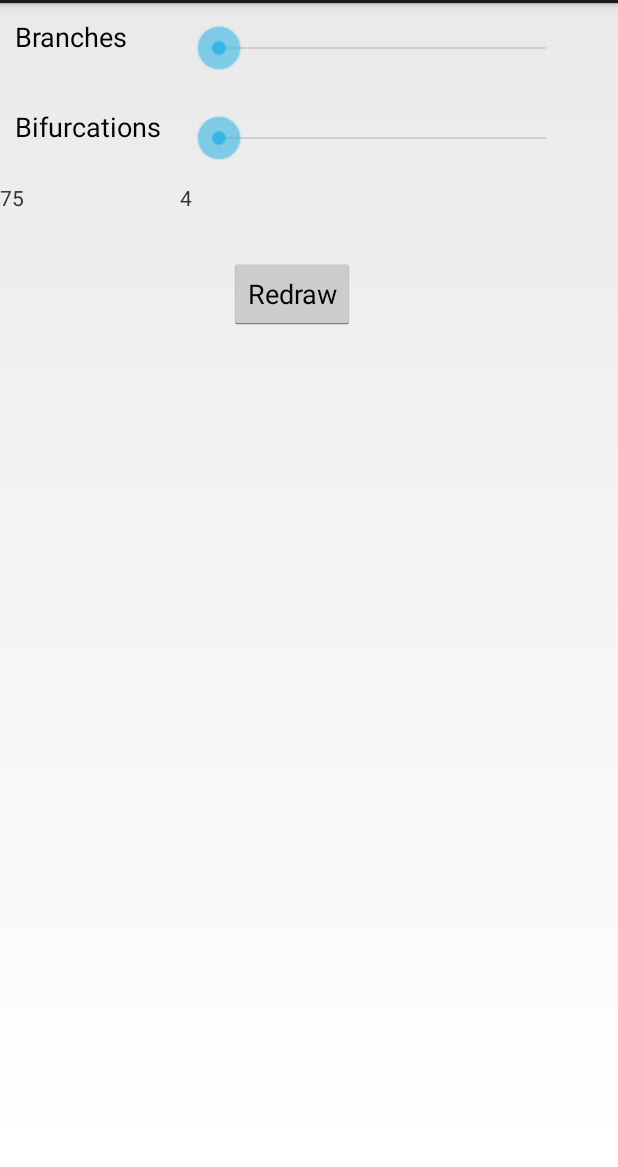
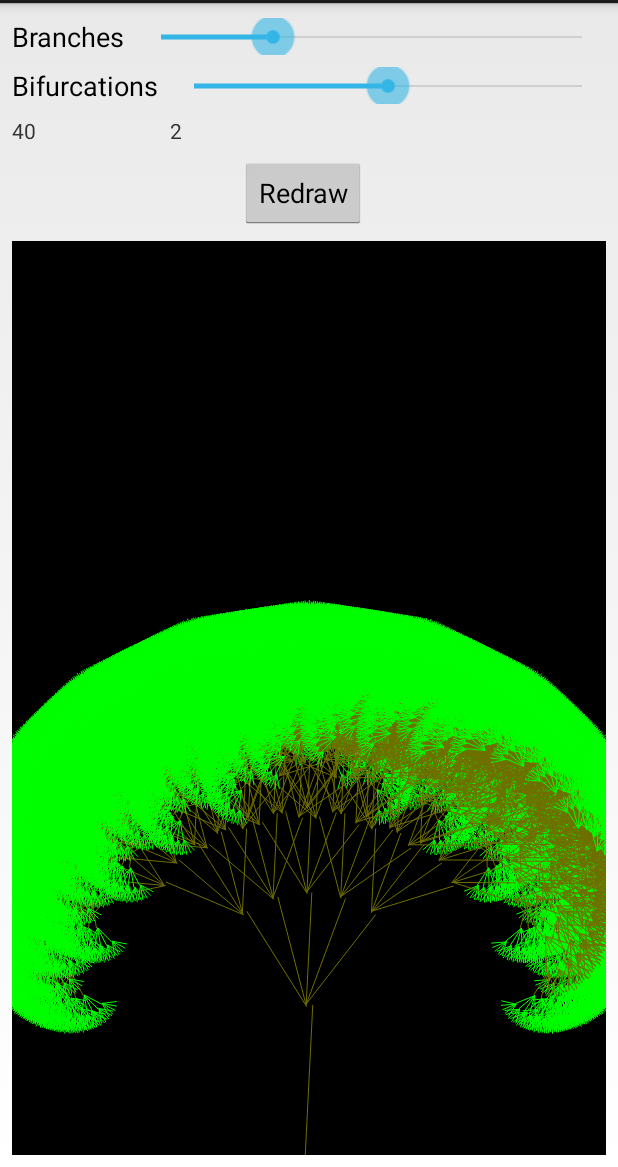
Before and after one commit to bwhitecr/algo_tree, an Android app: the screen it shows after launch (FractalTreeActivity), on a phone screen of 412 x 824 dp, the part 69-1236 px from its top. Run offline under Robolectric (Android 15) with nearby library versions, the phone set to English and light mode, and no system bars; our stand-ins replace data binding; 6 statements that could not run were skipped.

Commit message:
Now using constraint layout. Fixed view FractalTreeView so the view can be manipulated in the designer.

```diff
--- a/app/src/main/java/com/bwhitecr/fractal/tree/FractalTree.java
+++ b/app/src/main/java/com/bwhitecr/fractal/tree/FractalTree.java
@@ -4,16 +4,15 @@ import android.graphics.Canvas;
 import android.graphics.Color;
 import android.graphics.Paint;
 
-public class FractalTree {
+class FractalTree {
 
 	private Canvas mCanvas;
 	private float mAngle = 35f;
 	private float mBranchScale = 0.75f;
+	private float mMinBranches = 10;
+	private final Paint mPaint;
 	private float mBranches = 75;
-	private float mMinBranches = 10;
-	private Paint mPaint;
-	private int mBifurcations = 2;
-
+	private int mBifurcations = 4;
 
 	public FractalTree() {
 		mPaint = new Paint();
@@ -25,11 +24,9 @@ public class FractalTree {
 			mCanvas.rotate(mAngle * direction);
 			if (branch < 11)
 				mPaint.setColor(Color.GREEN);
-			else if (branch < 11)
-				mPaint.setColor(Color.DKGRAY);
 			else
 				mPaint.setColor(0xFF6F6F00);
-			mCanvas.drawRect(-branch/20f, 0, branch/20f, -branch*2, mPaint);
+			mCanvas.drawLine(-branch/20f, 0, branch/20f, -branch*2, mPaint);
 			if (branch > mMinBranches) {
 				mCanvas.translate(0, -branch*2);
 
@@ -48,6 +45,7 @@ public class FractalTree {
 	}
 
 	public void drawFractalTree(Canvas canvas) {
+		canvas.drawARGB(255, 0, 0, 0);
 		mCanvas = canvas;
 		mCanvas.translate(mCanvas.getWidth() / 2, mCanvas.getHeight());
 		drawBranch(mBranches, 0);
@@ -74,7 +72,7 @@ public class FractalTree {
 	}
 
 	public void setBranchCount(float value) {
-		mBranches = value;
+		this.mBranches = value;
 	}
 
 	public float getMinBranchCount() {
@@ -92,4 +90,9 @@ public class FractalTree {
 	public void setBifurcations(int value) {
 		mBifurcations = value;
 	}
+
+	public void setTreeProperties(TreeProperties treeProperties) {
+		mBranches = treeProperties.getBranches();
+		mBifurcations = treeProperties.getBifurcations();
+	}
 }
--- a/app/src/main/java/com/bwhitecr/fractal/tree/FractalTreeActivity.java
+++ b/app/src/main/java/com/bwhitecr/fractal/tree/FractalTreeActivity.java
@@ -1,5 +1,6 @@
 package com.bwhitecr.fractal.tree;
 
+import android.databinding.DataBindingUtil;
 import android.os.Bundle;
 import android.app.Activity;
 import android.view.Menu;
@@ -7,17 +8,21 @@ import android.widget.Button;
 import android.view.View;
 import android.widget.SeekBar;
 
+import com.bwhitecr.fractal.tree.databinding.MainActivityBinding;
+
 public class FractalTreeActivity extends Activity {
-	FractalTreeView treeView;
+	private FractalTreeView treeView;
+    private final TreeProperties treeProperties = new TreeProperties(40, 2);
 
     @Override
     public void onCreate(Bundle savedInstanceState) {
         super.onCreate(savedInstanceState);
-        setContentView(R.layout.activity_fractal_tree);
+
+        MainActivityBinding binding = DataBindingUtil.setContentView(this, R.layout.main_activity);
+        binding.setTreeProperties(treeProperties);
+        binding.setHandlers(this);
 
         treeView = (FractalTreeView)findViewById(R.id.fractalTreeView1);
-        final SeekBar branchesSeekBar = (SeekBar)findViewById(R.id.seekBar1);
-        final SeekBar bifurcationsSeekBar = (SeekBar)findViewById(R.id.seekBar2);
 
 
         Button button = (Button)findViewById(R.id.buttonRedraw);
@@ -25,7 +30,7 @@ public class FractalTreeActivity extends Activity {
         button.setOnClickListener(new View.OnClickListener() {
             @Override
             public void onClick(View v) {
-                treeView.setProperties(branchesSeekBar.getProgress(), bifurcationsSeekBar.getProgress());
+                treeView.setProperties(treeProperties);
             }
         });
     }
@@ -35,4 +40,16 @@ public class FractalTreeActivity extends Activity {
         getMenuInflater().inflate(R.menu.activity_fractal_tree, menu);
         return true;
     }
+
+    public void onClickRedraw(View v) {
+        treeView.setProperties(treeProperties);
+    }
+
+    public void onChangeBifurcations(SeekBar seekBar, int progressValue, boolean fromUser) {
+        treeProperties.setBifurcations(progressValue);
+    }
+
+    public void onChangeBranches(SeekBar seekBar, int progressValue, boolean fromUser) {
+        treeProperties.setBranches(progressValue);
+    }
 }
--- a/app/src/main/java/com/bwhitecr/fractal/tree/FractalTreeView.java
+++ b/app/src/main/java/com/bwhitecr/fractal/tree/FractalTreeView.java
@@ -3,17 +3,15 @@ package com.bwhitecr.fractal.tree;
 import android.content.Context;
 import android.graphics.Bitmap;
 import android.graphics.Canvas;
+import android.graphics.drawable.Drawable;
 import android.graphics.drawable.BitmapDrawable;
-import android.graphics.drawable.Drawable;
-import android.graphics.drawable.ShapeDrawable;
-import android.graphics.drawable.shapes.OvalShape;
 import android.util.AttributeSet;
 import android.view.View;
 import android.widget.ImageView;
 
 public class FractalTreeView extends ImageView {
 
-	private FractalTree tree = new FractalTree();
+	private final FractalTree tree = new FractalTree();
     private Bitmap mBitmap;
 
 	public FractalTreeView(Context context) {
@@ -30,20 +28,23 @@ public class FractalTreeView extends ImageView {
 	}
 
     @Override
-    public Drawable getDrawable() {
-        Bitmap b = getBitmap();
-        return new BitmapDrawable(b);
+    public void draw(Canvas canvas) {
+        super.draw(canvas);
+        if (!isInEditMode()) {
+            Bitmap b = getBitmap(canvas.getHeight(), canvas.getWidth());
+            canvas.drawBitmap(b, 0, 0, null);
+        }
     }
 
-	public void setProperties(float branches, float bifurcations) {
-		tree.setBranchCount(branches);
+	public void setProperties(TreeProperties treeProperties) {
+		tree.setTreeProperties(treeProperties);
         mBitmap = null;
 		this.invalidate();
 	}
 
-    private Bitmap getBitmap() {
+    private Bitmap getBitmap(int height, int width) {
         if (mBitmap == null) {
-            mBitmap = Bitmap.createBitmap(100, 100, Bitmap.Config.ARGB_8888);
+            mBitmap = Bitmap.createBitmap(width, height, Bitmap.Config.ARGB_8888);
             Canvas c = new Canvas(mBitmap);
             tree.drawFractalTree(c);
         }
--- /dev/null
+++ b/app/src/main/java/com/bwhitecr/fractal/tree/TreeProperties.java
@@ -0,0 +1,41 @@
+package com.bwhitecr.fractal.tree;
+
+import android.databinding.Bindable;
+import android.databinding.BaseObservable;
+
+import com.bwhitecr.fractal.tree.BR;
+
+/**
+ * Copyright
+ * <p/>
+ * Created by bradwhitecross on 25/04/2016.
+ */
+public class TreeProperties extends BaseObservable {
+    private int branches;
+    private int bifurcations;
+
+    public TreeProperties(int branches, int bifurcations) {
+        this.branches = branches;
+        this.bifurcations = bifurcations;
+    }
+
+    @Bindable
+    public int getBranches(){
+        return branches;
+    }
+
+    public void setBranches(int value) {
+        branches = value;
+        notifyPropertyChanged(BR.branches);
+    }
+
+    @Bindable
+    public int getBifurcations() {
+        return bifurcations;
+    }
+
+    public void setBifurcations(int value) {
+        bifurcations = value;
+        notifyPropertyChanged(BR.bifurcations);
+    }
+}
--- a/app/src/main/res/layout/activity_fractal_tree.xml
+++ /dev/null
@@ -1,93 +0,0 @@
-<GridLayout xmlns:android="http://schemas.android.com/apk/res/android"
-    xmlns:tools="http://schemas.android.com/tools"
-    android:layout_width="wrap_content"
-    android:layout_height="match_parent"
-    android:columnCount="2"
-    android:rowCount="5">
-
-    <TextView
-        android:id="@+id/textView1"
-        android:layout_width="100dp"
-        android:layout_height="40dp"
-        android:layout_gravity="left"
-        android:text="@string/text_branches"
-        android:textAppearance="?android:attr/textAppearanceMedium"
-        android:layout_row="0"
-        android:layout_column="0"
-        android:layout_margin="@dimen/default_margin" />
-
-    <SeekBar
-        android:id="@+id/seekBar1"
-        android:layout_width="250dp"
-        android:layout_height="40dp"
-        android:layout_gravity="left"
-        android:layout_column="1"
-        android:max="@integer/max_branches"
-        android:layout_row="0"
-        android:maxWidth="200dp"
-        android:layout_margin="@dimen/default_margin" />
-
-    <TextView
-        android:id="@+id/textView2"
-        android:layout_width="100dp"
-        android:layout_height="40dp"
-        android:layout_gravity="left"
-        android:text="@string/text_bifurcations"
-        android:textAppearance="?android:attr/textAppearanceMedium"
-        android:layout_column="0"
-        android:layout_row="1"
-        android:layout_margin="@dimen/default_margin" />
-
-    <SeekBar
-        android:id="@+id/seekBar2"
-        android:layout_width="250dp"
-        android:layout_height="40dp"
-        android:layout_gravity="left"
-        android:max="@integer/max_bifurcations"
-        android:layout_column="1"
-        android:layout_row="1"
-        android:maxWidth="200dp"
-        android:layout_margin="@dimen/default_margin" />
-
-    <TextView
-        android:id="@+id/textViewBranches"
-        android:layout_width="wrap_content"
-        android:layout_height="40dp"
-        android:layout_gravity="left"
-        android:text="75"
-        android:textAppearance="?android:attr/textAppearanceSmall"
-        android:layout_column="0"
-        android:layout_row="2" />
-
-    <TextView
-        android:id="@+id/textViewBifurcations"
-        android:layout_width="wrap_content"
-        android:layout_height="40dp"
-        android:layout_gravity="left"
-        android:text="4"
-        android:textAppearance="?android:attr/textAppearanceSmall"
-        android:layout_column="1"
-        android:layout_row="2" />
-
-    <Button
-        android:id="@+id/buttonRedraw"
-        android:layout_width="fill_parent"
-        android:layout_height="wrap_content"
-        android:layout_gravity="center_horizontal"
-        android:text="@string/button_title_redraw"
-        android:layout_column="0"
-        android:layout_columnSpan="2"
-        android:layout_row="3"
-        android:layout_margin="@dimen/default_margin" />
-
-    <com.bwhitecr.fractal.tree.FractalTreeView
-        android:id="@+id/fractalTreeView1"
-        android:layout_column="0"
-        android:layout_columnSpan="2"
-        android:layout_row="4"
-        android:layout_width="fill_parent"
-        android:layout_height="220dp"
-        android:layout_margin="@dimen/default_margin"
-        android:background="#f333ff" />
-
-</GridLayout>
--- /dev/null
+++ b/app/src/main/res/layout/main_activity.xml
@@ -0,0 +1,129 @@
+<?xml version="1.0" encoding="utf-8"?>
+<layout xmlns:app="http://schemas.android.com/apk/res-auto"
+    xmlns:tools="http://schemas.android.com/tools"
+    xmlns:android="http://schemas.android.com/apk/res/android" >
+    <data>
+        <variable name="treeProperties" type="com.bwhitecr.fractal.tree.TreeProperties"/>
+        <variable
+            name="handlers"
+            type="com.bwhitecr.fractal.tree.FractalTreeActivity" />
+    </data>
+
+    <android.support.constraint.ConstraintLayout
+        android:columnCount="2"
+        android:rowCount="5"
+        android:alignmentMode="alignMargins"
+        android:orientation="horizontal"
+        android:rowOrderPreserved="true"
+        android:columnOrderPreserved="true"
+        android:useDefaultMargins="false"
+        android:layout_width="match_parent"
+        android:layout_height="match_parent">
+
+        <TextView
+            android:id="@+id/textView1"
+            android:layout_width="0dp"
+            android:layout_height="wrap_content"
+            android:text="@string/text_branches"
+            android:textAppearance="?android:attr/textAppearanceMedium"
+            tools:layout_constraintTop_creator="1"
+            android:layout_marginTop="10dp"
+            tools:layout_constraintLeft_creator="1"
+            app:layout_constraintLeft_toLeftOf="parent"
+            app:layout_constraintTop_toTopOf="parent"
+            android:layout_marginLeft="8dp"
+            android:layout_marginStart="10dp" />
+
+        <SeekBar
+            android:id="@+id/seekBar1"
+            android:layout_width="0dp"
+            android:layout_height="0dp"
+            android:layout_marginLeft="8dp"
+            android:layout_marginRight="8dp"
+            android:max="@integer/max_branches"
+            android:onProgressChanged="@{handlers.onChangeBranches}"
+            android:progress="@{treeProperties.branches}"
+            app:layout_constraintBottom_toBottomOf="@+id/textView1"
+            app:layout_constraintLeft_toRightOf="@+id/textView1"
+            app:layout_constraintRight_toRightOf="parent"
+            app:layout_constraintTop_toTopOf="@+id/textView1"
+            app:layout_constraintVertical_bias="1.0" />
+
+        <TextView
+            android:id="@+id/textView2"
+            android:layout_width="0dp"
+            android:layout_height="wrap_content"
+            android:text="@string/text_bifurcations"
+            android:textAppearance="?android:attr/textAppearanceMedium"
+            android:layout_marginTop="8dp"
+            app:layout_constraintTop_toBottomOf="@+id/textView1"
+            android:layout_marginLeft="8dp"
+            app:layout_constraintLeft_toLeftOf="parent" />
+
+        <SeekBar
+            android:id="@+id/seekBar2"
+            android:layout_width="0dp"
+            android:layout_height="0dp"
+            android:layout_marginLeft="8dp"
+            android:layout_marginRight="8dp"
+            android:max="@integer/max_bifurcations"
+            android:onProgressChanged="@{handlers.onChangeBifurcations}"
+            android:progress="@{treeProperties.bifurcations}"
+            app:layout_constraintBottom_toBottomOf="@+id/textView2"
+            app:layout_constraintHorizontal_bias="0.0"
+            app:layout_constraintLeft_toRightOf="@+id/textView2"
+            app:layout_constraintRight_toRightOf="parent"
+            app:layout_constraintTop_toTopOf="@+id/textView2" />
+
+        <TextView
+            android:id="@+id/textViewBranches"
+            android:layout_width="wrap_content"
+            android:layout_height="wrap_content"
+            android:layout_marginLeft="8dp"
+            android:layout_marginTop="8dp"
+            android:text="@{String.valueOf(treeProperties.branches)}"
+            android:textAppearance="?android:attr/textAppearanceSmall"
+            app:layout_constraintLeft_toLeftOf="parent"
+            app:layout_constraintTop_toBottomOf="@+id/textView2" />
+
+        <TextView
+            android:id="@+id/textViewBifurcations"
+            android:layout_width="wrap_content"
+            android:layout_height="wrap_content"
+            android:layout_marginLeft="0dp"
+            android:layout_marginTop="8dp"
+            android:text="@{String.valueOf(treeProperties.bifurcations)}"
+            android:textAppearance="?android:attr/textAppearanceSmall"
+            app:layout_constraintTop_toBottomOf="@+id/seekBar2"
+            app:layout_constraintLeft_toLeftOf="@+id/seekBar2" />
+
+        <Button
+            android:id="@+id/buttonRedraw"
+            android:layout_width="wrap_content"
+            android:layout_height="wrap_content"
+            android:text="@string/button_title_redraw"
+            android:onClick="@{handlers.onClickRedraw}"
+            tools:layout_constraintTop_creator="1"
+            tools:layout_constraintRight_creator="1"
+            android:layout_marginTop="8dp"
+            app:layout_constraintTop_toBottomOf="@+id/textViewBifurcations"
+            tools:layout_constraintLeft_creator="1"
+            app:layout_constraintLeft_toLeftOf="parent"
+            android:layout_marginRight="8dp"
+            app:layout_constraintRight_toRightOf="parent" />
+
+        <com.bwhitecr.fractal.tree.FractalTreeView
+            android:id="@+id/fractalTreeView1"
+            android:layout_width="0dp"
+            android:layout_height="0dp"
+            android:layout_marginTop="8dp"
+            app:layout_constraintTop_toBottomOf="@+id/buttonRedraw"
+            android:layout_marginLeft="8dp"
+            app:layout_constraintLeft_toLeftOf="parent"
+            android:layout_marginRight="8dp"
+            app:layout_constraintRight_toRightOf="parent"
+            app:layout_constraintBottom_toBottomOf="parent"
+            android:layout_marginBottom="8dp" />
+
+    </android.support.constraint.ConstraintLayout>
+</layout>
--- a/app/src/main/res/values/integers.xml
+++ b/app/src/main/res/values/integers.xml
@@ -1,7 +1,5 @@
 <?xml version="1.0" encoding="utf-8"?>
 <resources>
-    <integer name="main_col_count">2</integer>
-    <integer name="main_row_count">5</integer>
-    <integer name="max_branches">75</integer>
+    <integer name="max_branches">150</integer>
     <integer name="max_bifurcations">4</integer>
 </resources>
--- a/app/src/main/res/values/strings.xml
+++ b/app/src/main/res/values/strings.xml
@@ -1,7 +1,6 @@
 <resources>
 
     <string name="app_name">Fractal Tree</string>
-    <string name="hello_world">Hello world!</string>
     <string name="menu_settings">Settings</string>
     <string name="title_activity_fractal_tree">Fractal Tree</string>
     <string name="button_title_redraw">Redraw</string>
--- a/build.gradle
+++ b/build.gradle
@@ -4,7 +4,7 @@ buildscript {
         jcenter()
     }
     dependencies {
-        classpath 'com.android.tools.build:gradle:1.3.0'
+        classpath 'com.android.tools.build:gradle:2.3.2'
     }
 }
 allprojects {
```
Also changed, not shown: app/build.gradle (+13 -6 lines), app/src/main/AndroidManifest.xml (+2 -5 lines), gradle/wrapper/gradle-wrapper.properties, 48 other files.
